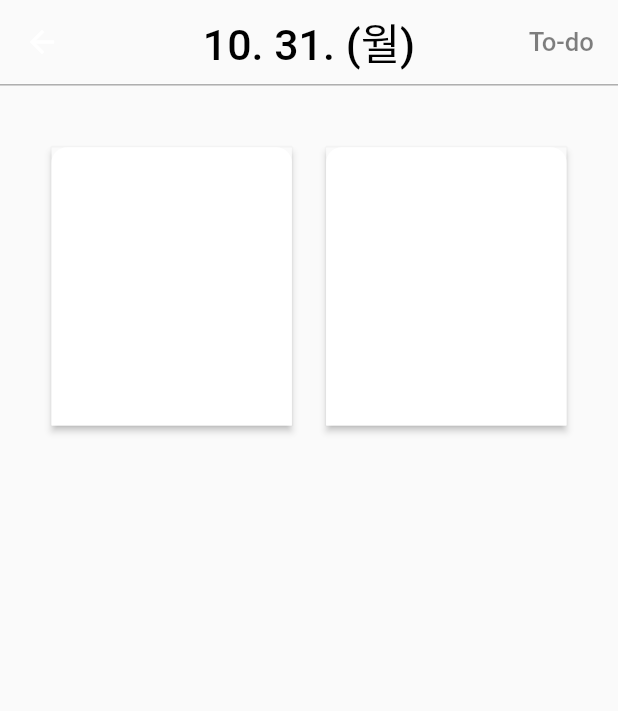
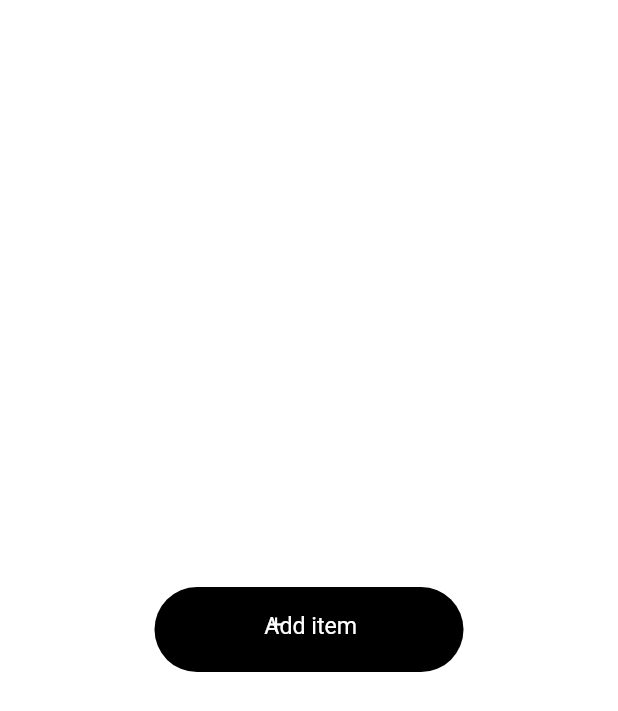
Before and after one commit to StudyingTimer/Flutter-StudyingTimer, a Flutter app: the Todo screen opened directly, on a phone screen of 412 x 824 dp. Shown: the top 711 px of the screen. Run offline on Flutter 3.47's test engine with Material 2 defaults, Android fonts, the phone set to English and light mode, and no system bars; our stand-ins replace flutter_screenutil, fluttertoast, font_awesome_flutter, salomon_bottom_bar; statements that could not run were skipped.

Commit message:
[ADD] animation

```diff
--- a/studying_timer/lib/screens/bottombar/todo.dart
+++ b/studying_timer/lib/screens/bottombar/todo.dart
@@ -12,88 +12,107 @@ class Todo extends StatefulWidget {
 
 class _TodoState extends State<Todo> {
   var now = DateTime.now();
+  bool ispressed = false;
   late String formatDate1 = DateFormat('MM. dd. ').format(now);
   late String formatData2 = DateFormat('E', 'ko').format(now);
+  int buttonleft = 90;
+  int buttonright = 90;
+  int buttontop = 380;
+
   @override
   Widget build(BuildContext context) {
     return Scaffold(
-      resizeToAvoidBottomInset: false,
-      appBar: AppBar(
-        centerTitle: true,
-        elevation: 0.0,
-        shape: Border(
-            bottom:
-                BorderSide(color: Colors.white.withOpacity(0.5), width: 0.5.h)),
-        backgroundColor: Colors.transparent,
-        title: Text(
-          // "9. 08. (목)",
-          "${formatDate1}(${formatData2})",
-          style: TextStyle(fontSize: 25.sp, color: Colors.black),
-        ),
-        actions: [
-          Column(
-            mainAxisAlignment: MainAxisAlignment.center,
-            children: [
-              Padding(
-                padding: EdgeInsets.only(right: 14.w),
-                child: Text(
-                  "To-do",
-                  style: TextStyle(
-                      fontSize: 15.sp,
-                      color: Colors.black.withOpacity(0.5),
-                      fontWeight: FontWeight.w500),
+        resizeToAvoidBottomInset: false,
+        backgroundColor: Colors.white,
+        appBar: null,
+        // AppBar(
+        //   centerTitle: true,
+        //   elevation: 0.0,
+        //   shape: Border(
+        //       bottom:
+        //           BorderSide(color: Colors.white.withOpacity(0.5), width: 0.5.h)),
+        //   backgroundColor: Colors.transparent,
+        //   title: Text(
+        //     // "9. 08. (목)",
+        //     "${formatDate1}(${formatData2})",
+        //     style: TextStyle(fontSize: 25.sp, color: Colors.black),
+        //   ),
+        //   actions: [
+        //     Column(
+        //       mainAxisAlignment: MainAxisAlignment.center,
+        //       children: [
+        //         Padding(
+        //           padding: EdgeInsets.only(right: 14.w),
+        //           child: Text(
+        //             "To-do",
+        //             style: TextStyle(
+        //                 fontSize: 15.sp,
+        //                 color: Colors.black.withOpacity(0.5),
+        //                 fontWeight: FontWeight.w500),
+        //           ),
+        //         ),
+        //       ],
+        //     )
+        //   ],
+        // ),
+        body: Stack(
+          children: [
+            GestureDetector(
+              onTap: () {
+                setState(() {
+                  ispressed = !ispressed;
+                });
+              },
+              child: AnimatedPadding(
+                padding: EdgeInsets.only(
+                    left: buttonleft.w, right: buttonright.w, top: buttontop.h),
+                duration: const Duration(microseconds: 100000),
+                child: Container(
+                  width: double.infinity,
+                  height: 55.h,
+                  decoration: BoxDecoration(
+                      borderRadius: BorderRadius.circular(30.r),
+                      color: Colors.black),
                 ),
               ),
-            ],
-          )
-        ],
-      ),
-      body: SingleChildScrollView(
-        child: Center(
-          child: Column(
-            children: [
-              Container(
-                width: double.infinity,
-                height: 1.h,
-                color: Colors.black.withOpacity(0.3),
+            ),
+            GestureDetector(
+              onTap: () {
+                setState(() {
+                  ispressed = !ispressed;
+                });
+              },
+              child: Padding(
+                padding: EdgeInsets.only(left: 154.w, top: 397.h),
+                child: AnimatedOpacity(
+                    opacity: ispressed ? 0 : 1,
+                    duration: const Duration(microseconds: 100000),
+                    child: Icon(
+                      Icons.add,
+                      color: Colors.white,
+                      size: 15.h,
+                    )),
               ),
-              Padding(
-                padding: EdgeInsets.only(left: 30.w, right: 30.w, top: 40.h),
-                child: Row(
-                  mainAxisAlignment: MainAxisAlignment.spaceBetween,
-                  children: [
-                    Material(
-                      elevation: 2,
-                      child: Container(
-                        width: 140.w,
-                        height: 180.h,
-                        decoration: BoxDecoration(
-                            color: Colors.white,
-                            borderRadius: BorderRadius.only(
-                                topLeft: Radius.circular(10.r),
-                                topRight: Radius.circular(10.r))),
-                      ),
-                    ),
-                    Material(
-                      elevation: 2,
-                      child: Container(
-                        width: 140.w,
-                        height: 180.h,
-                        decoration: BoxDecoration(
-                            color: Colors.white,
-                            borderRadius: BorderRadius.only(
-                                topLeft: Radius.circular(10.r),
-                                topRight: Radius.circular(10.r))),
-                      ),
-                    ),
-                  ],
+            ),
+            GestureDetector(
+              onTap: () {
+                setState(() {
+                  ispressed = !ispressed;
+                });
+              },
+              child: Padding(
+                padding: EdgeInsets.only(left: 154.w, top: 397.h),
+                child: AnimatedOpacity(
+                  opacity: ispressed ? 0 : 1,
+                  duration: const Duration(microseconds: 100000),
+                  child: Text(
+                    "Add item",
+                    style: TextStyle(fontSize: 13.5.sp, color: Colors.white),
+                  ),
                 ),
-
-              )
-            ],
-          ),
-        ),
-      ),
-    );
+              ),
+            )
+          ],
+        ));
   }
 }
```
